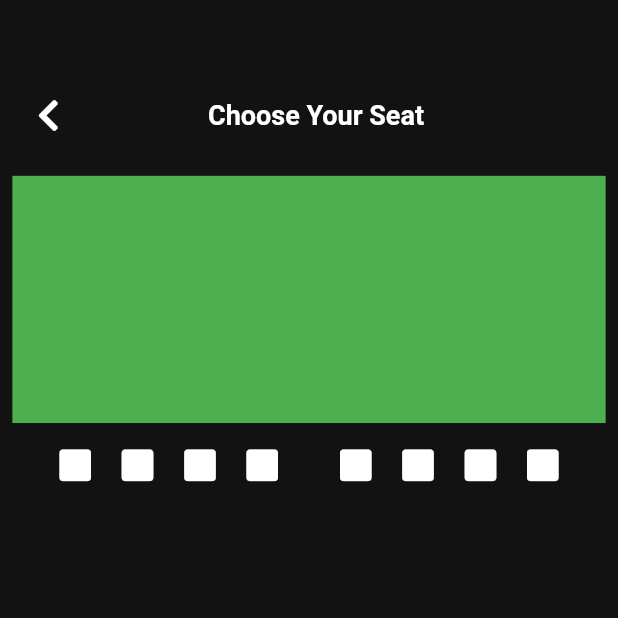
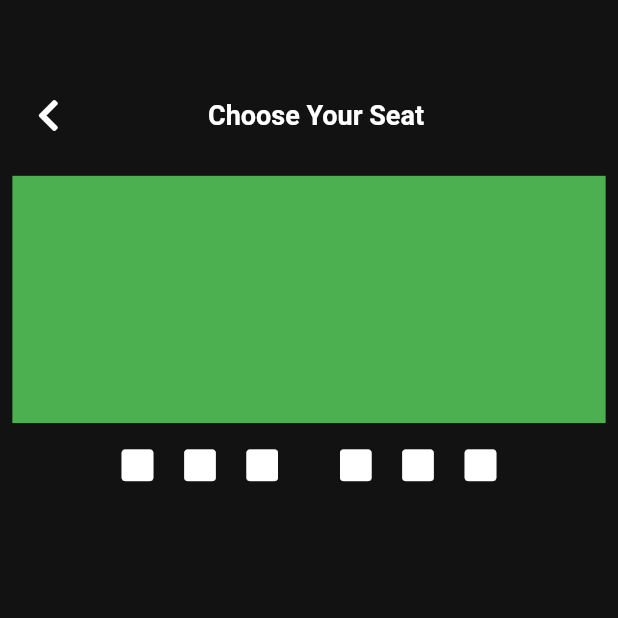
Before and after one commit to handuah/My-Movie, a Flutter app: the ChooseSeat screen opened by its route, on a phone screen of 412 x 824 dp, the top half of it. Run offline on Flutter 3.47's test engine with Material 2 defaults, Android fonts, the phone set to English and light mode, and no system bars; our stand-ins replace better_player, font_awesome_flutter, google_fonts, hexcolor; network calls fail; Roboto replaces fonts that are missing (Oxygen).

Commit message:
created toggle for available seats

```diff
--- a/lib/screens/movieScreens/chooseSeat.dart
+++ b/lib/screens/movieScreens/chooseSeat.dart
@@ -71,17 +71,11 @@ class _ChooseSeatState extends State<ChooseSeat> {
               crossAxisAlignment: CrossAxisAlignment.center,
               mainAxisSize: MainAxisSize.min,
               children: [
-                FaIcon(
-                  FontAwesomeIcons.stop,
-                  color: HexColor('#ffffff'),
-                ),
+                NoSeat(),
                 SizedBox(
                   width: screenWidth * 0.05,
                 ),
-                FaIcon(
-                  FontAwesomeIcons.stop,
-                  color: HexColor('#ffffff'),
-                ),
+                AvailableSeat(),
                 SizedBox(
                   width: screenWidth * 0.05,
                 ),
@@ -120,10 +114,7 @@ class _ChooseSeatState extends State<ChooseSeat> {
                 SizedBox(
                   width: screenWidth * 0.05,
                 ),
-                FaIcon(
-                  FontAwesomeIcons.stop,
-                  color: HexColor('#ffffff'),
-                ),
+                NoSeat(),
               ],
             ),
           ],
@@ -132,3 +123,65 @@ class _ChooseSeatState extends State<ChooseSeat> {
     );
   }
 }
+
+// RESERVED SEAT
+class ReservedSeat extends StatefulWidget {
+  // const ReservedSeat({ Key? key }) : super(key: key);
+
+  @override
+  _ReservedSeatState createState() => _ReservedSeatState();
+}
+
+class _ReservedSeatState extends State<ReservedSeat> {
+  @override
+  Widget build(BuildContext context) {
+    return FaIcon(
+      FontAwesomeIcons.stop,
+      color: HexColor('#3B3E45'),
+    );
+  }
+}
+
+// NO SEAT
+class NoSeat extends StatefulWidget {
+  // const ReservedSeat({ Key? key }) : super(key: key);
+
+  @override
+  _NoSeatState createState() => _NoSeatState();
+}
+
+class _NoSeatState extends State<NoSeat> {
+  @override
+  Widget build(BuildContext context) {
+    return FaIcon(
+      FontAwesomeIcons.stop,
+      color: HexColor('#121212'),
+    );
+  }
+}
+
+// AVAILABLE SEAT
+class AvailableSeat extends StatefulWidget {
+  // const AvailableSeat({ Key? key }) : super(key: key);
+
+  @override
+  _AvailableSeatState createState() => _AvailableSeatState();
+}
+
+class _AvailableSeatState extends State<AvailableSeat> {
+  bool isAvailable = true;
+  @override
+  Widget build(BuildContext context) {
+    return GestureDetector(
+      onTap: () {
+        setState(() {
+          isAvailable = !isAvailable; //toggling occurs here
+        });
+      },
+      child: FaIcon(
+        FontAwesomeIcons.stop,
+        color: isAvailable ? HexColor('#ffffff') : HexColor('#FFC933'),
+      ),
+    );
+  }
+}
```
